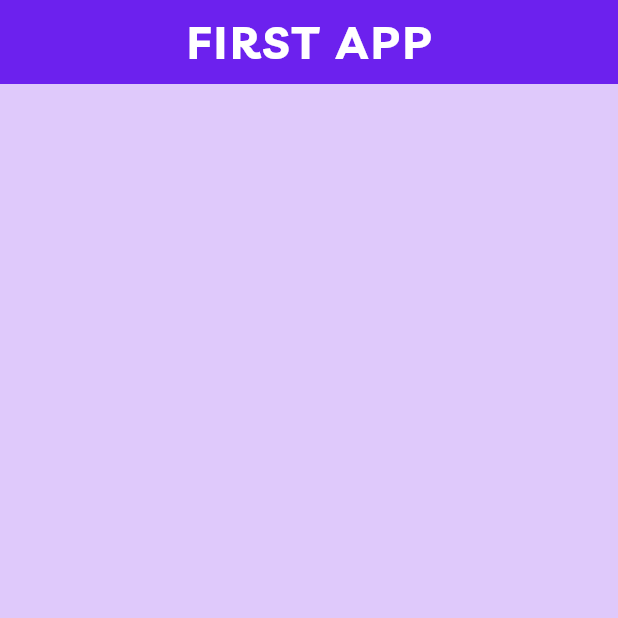
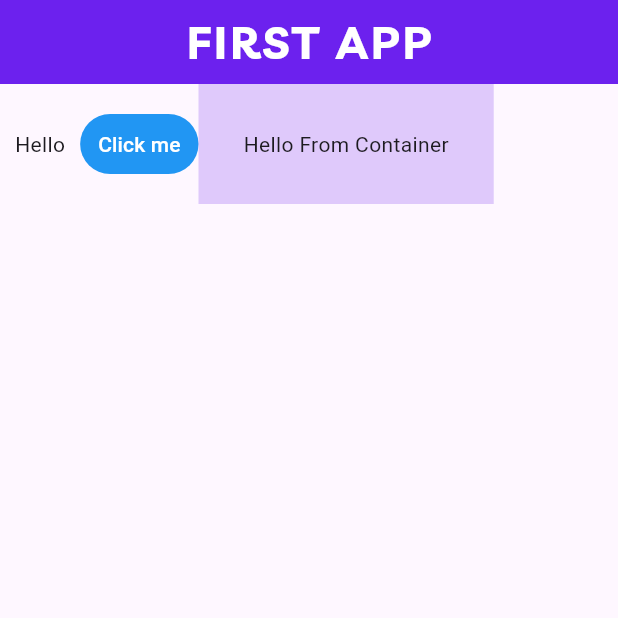
Before and after one commit to faizan-az02/first_app, a Flutter app: the screen it shows after launch, on a phone screen of 412 x 824 dp, the top half of it. Run offline on Flutter 3.47's test engine with Material 3 defaults, Android fonts, the phone set to English and light mode, and no system bars; project files that could hold a hidden picture were left out.

Commit message:
Rows - Multiple Widgets

```diff
--- a/lib/main.dart
+++ b/lib/main.dart
@@ -28,8 +28,30 @@ class Home extends StatelessWidget {
         centerTitle: true,
       ),
 
-      body: Container(
-        color: const Color.fromARGB(55, 108, 33, 238),
+      body: Row(
+
+        children: [
+
+          Padding(
+            padding: EdgeInsets.all(10),
+            child: Text("Hello"),
+          ),
+
+          TextButton(
+            onPressed: () {},
+            child: Text("Click me"),
+            style: TextButton.styleFrom(
+              backgroundColor: Colors.blue,
+              foregroundColor: Colors.white,
+            )
+          ),
+
+          Container(
+            color: Color.fromARGB(55, 108, 33, 238),
+            padding: EdgeInsets.all(30),
+            child: Text("Hello From Container"),
+          )
+        ]
       )
     );
   }
```
